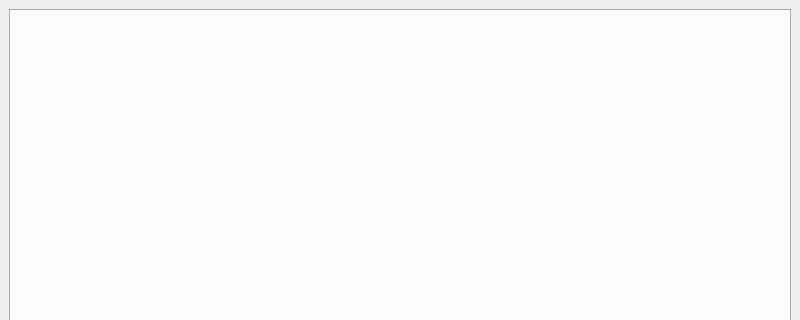
Qt form src/PluginApp/PluginApp.ui (mjansen90/PluginUI) before a commit; both pictures show x 0 to 800 and y 0 to 320 of the 800 by 600 pixel window.
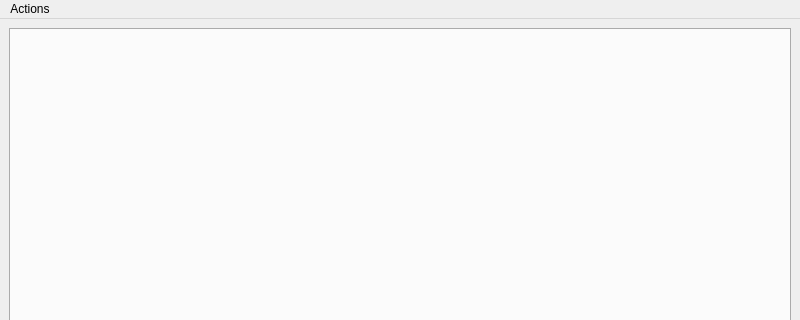
The same form after that commit.

Patch:
```diff
--- a/src/PluginApp/PluginApp.ui
+++ b/src/PluginApp/PluginApp.ui
@@ -33,6 +33,16 @@
      <height>21</height>
     </rect>
    </property>
+   <widget class="QMenu" name="m_pMenuActions">
+    <property name="title">
+     <string>Actions</string>
+    </property>
+    <addaction name="m_pActionLoadPlugins"/>
+    <addaction name="m_pActionAddTabs"/>
+    <addaction name="m_pActionInitializePages"/>
+    <addaction name="m_pActionExit"/>
+   </widget>
+   <addaction name="m_pMenuActions"/>
   </widget>
   <widget class="QStatusBar" name="m_pStatusBar"/>
  </widget>
```
Left out of the diff: 39 changed lines with no effect on the pictures.
